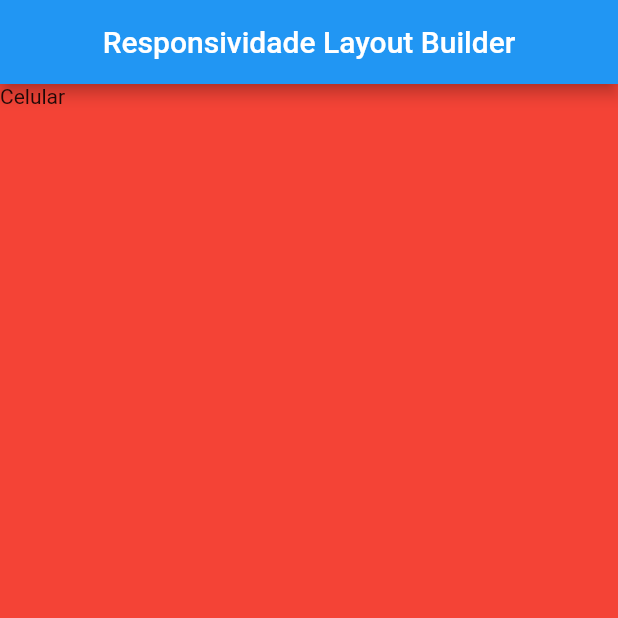
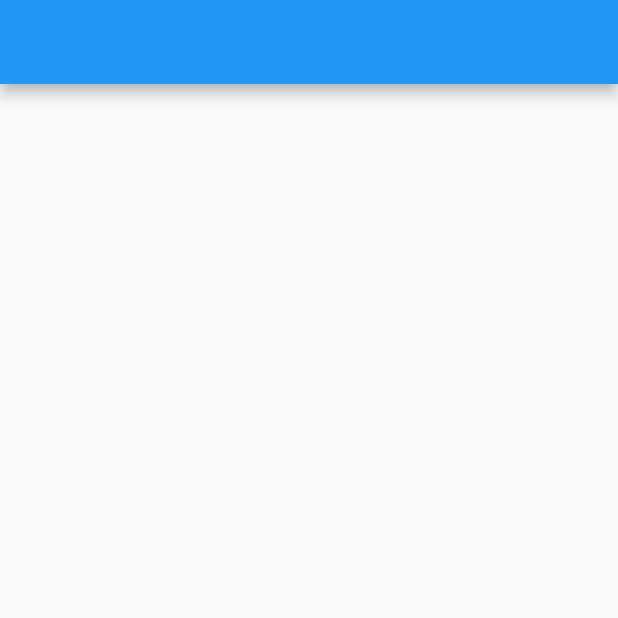
Before and after one commit to anderson-s/UtilizandoFlutterWeb, a Flutter app: the screen it shows after launch, on a phone screen of 412 x 824 dp, the top half of it. Run offline on Flutter 3.47's test engine with Material 2 defaults, Android fonts, the light colour scheme and no system bars.

Commit message:
Iniciando a criação de uma página simples utilizando widgets e conceitos vistos sobre responsividade

```diff
--- /dev/null
+++ b/lib/home.dart
@@ -0,0 +1,19 @@
+import 'package:flutter/material.dart';
+
+class Inicio extends StatefulWidget {
+  const Inicio({super.key});
+
+  @override
+  State<Inicio> createState() => _InicioState();
+}
+
+class _InicioState extends State<Inicio> {
+  @override
+  Widget build(BuildContext context) {
+    return Scaffold(
+      appBar: AppBar(
+        // title: Image,
+      ),
+    );
+  }
+}
--- a/lib/main.dart
+++ b/lib/main.dart
@@ -1,9 +1,10 @@
 import 'package:flutter/material.dart';
-import 'package:flutter_web_teste/reponsividade_media_query.dart';
-import 'package:flutter_web_teste/responsividade_layout_builder.dart';
-import 'package:flutter_web_teste/responsividade_orientation_builder.dart';
-import 'package:flutter_web_teste/responsividade_row_col.dart';
-import 'package:flutter_web_teste/responsividade_wrap.dart';
+import 'package:flutter_web_teste/home.dart';
+// import 'package:flutter_web_teste/reponsividade_media_query.dart';
+// import 'package:flutter_web_teste/responsividade_layout_builder.dart';
+// import 'package:flutter_web_teste/responsividade_orientation_builder.dart';
+// import 'package:flutter_web_teste/responsividade_row_col.dart';
+// import 'package:flutter_web_teste/responsividade_wrap.dart';
 
 void main() {
   runApp(const Pagina());
@@ -20,11 +21,11 @@ class _PaginaState extends State<Pagina> {
   @override
   Widget build(BuildContext context) {
     return const MaterialApp(
-      // home: Home(),
+      home: Inicio(),
       // home: Responsividade(),
       // home: ResponsividadeWraper(),
       // home: ResponsividadeOrientationBuilder(),
-      home: ResponsividadelayoutBuilder(),
+      // home: ResponsividadelayoutBuilder(),
       title: "Flutter Web",
       debugShowCheckedModeBanner: false,
     );
```
Also changed, not shown: assets/logo.png (added), assets/p1.jpg (added), assets/p2.jpg (added), assets/p3.jpg (added), assets/p4.jpg (added), assets/p5.jpg (added), assets/p6.jpg (added).
